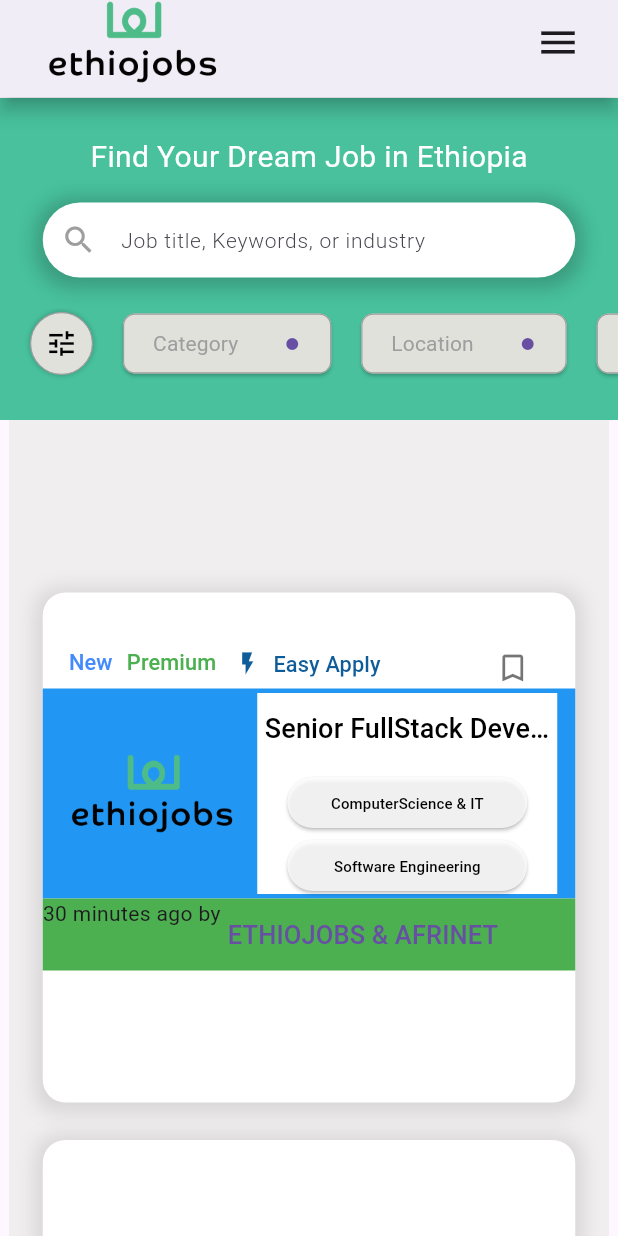
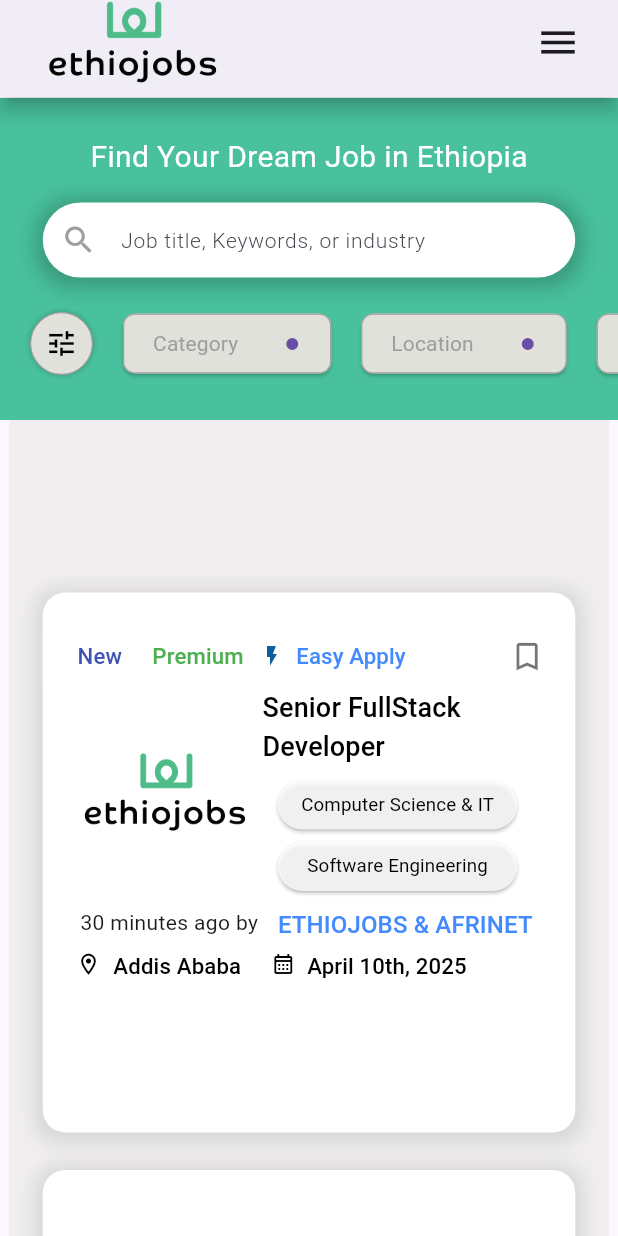
Before and after one commit to YishakAlemu/Ethiojobs, a Flutter app: the screen it shows after launch, on a phone screen of 412 x 824 dp. Run offline on Flutter 3.47's test engine with Material 3 defaults, Android fonts, the phone set to English and light mode, and no system bars.

Commit message:
adding additional icons to the job card

```diff
--- a/lib/home.dart
+++ b/lib/home.dart
@@ -10,6 +10,7 @@
 }
 
 class _HomepageState extends State<Homepage> {
+  // Default text color
 
   @override
   Widget build(BuildContext context) {
@@ -307,7 +308,7 @@
           padding: const EdgeInsets.symmetric(horizontal: 10),
           child: Text(
             'Posted Wit...',
-            style: TextStyle(fontSize: 14, fontWeight: FontWeight.w400, color: Colors.grey),
+            style: TextStyle(overflow: TextOverflow.ellipsis,fontSize: 14, fontWeight: FontWeight.w400, color: Colors.grey),
           ),
         ),
         Icon(Icons.arrow_drop_down, color: Colors.grey), // Dropdown icon
@@ -344,7 +345,8 @@
                 children: [
 
                   Container(
-  height: 340,
+
+  height: 360,
   width: 355,
   margin: EdgeInsets.only(top: 115),
   decoration: BoxDecoration(
@@ -362,12 +364,15 @@
   child: Column(
     children: [
       Container(
+
+        color: Colors.white,
         height: 34, // Height for the button row
         width: 355,
-        margin: EdgeInsets.only(top: 30),
+        margin: EdgeInsets.only(top: 25),
         child: Row(
           mainAxisAlignment: MainAxisAlignment.start, // Start alignment for manual control
           children: [
+            SizedBox(width:6),
             Padding(
               padding: const EdgeInsets.only(left: 8.0, right:0),
 
@@ -381,10 +386,11 @@
         ),
                 child: Text(
                   'New',
-                  style: TextStyle(color: Colors.blueAccent,fontSize: 14.5),
+                  style: TextStyle(color: Colors.indigo,fontSize: 14.8),
                 ),
               ),
             ),
+            SizedBox(width:11),
             Padding(
               padding: const EdgeInsets.only(right: 0.0), // Adjust space for Button 2
               child: TextButton(
@@ -395,31 +401,47 @@
           padding: EdgeInsets.zero, // Remove any padding from the button
           minimumSize: Size(0, 0), // Ensure minimum size is zero to avoid extra space
         ),
-                child: Text('Premium', style: TextStyle(color: Colors.green, fontSize: 14.5,),),
+                child: Text('Premium', style: TextStyle(color: Colors.green, fontSize: 14.8,),),
               ),
             ),
+            SizedBox(width:11),
             Padding(
-              padding: const EdgeInsets.only(right: 0.0), // Adjust space for Button 3
-               child :TextButton.icon(
+  padding: const EdgeInsets.only(right: 0.0),
+  child: TextButton.icon(
     onPressed: () {
-            // Button 1 action
+      // Button action
     },
-          icon: Padding(
-            padding: const EdgeInsets.only(left:0,right: 0.0), // Adjust spacing
-            child: Icon(Icons.flash_on_outlined,size:18,color:const Color.fromARGB(255, 15, 92, 154)), // Using the lightning icon
+    style: TextButton.styleFrom(
+          padding: EdgeInsets.zero, // Remove any padding from the button
+          minimumSize: Size(0, 0), // Ensure minimum size is zero to avoid extra space
         ),
-          label: Text('Easy Apply', style: TextStyle(color: const Color.fromARGB(255, 15, 92, 154), fontSize: 14.5),),
+    icon: Icon(
+      Icons.flash_on_outlined,
+      size: 16,
+      color: const Color.fromARGB(255, 15, 92, 154), // Lightning icon color
+    ),
+    label: Text(
+      'Easy Apply',
+      style: TextStyle(
+        color: Colors.blueAccent,
+        fontSize: 14.8,
       ),
     ),
-            SizedBox(width: 40),
+  ),
+),
+            SizedBox(width: 57),
             TextButton(
   onPressed: () {
 
   },
+  style: TextButton.styleFrom(
+          padding: EdgeInsets.zero, // Remove any padding from the button
+          minimumSize: Size(0, 0), // Ensure minimum size is zero to avoid extra space
+        ),
   child: Icon(
     Icons.bookmark_border, // Use Icons.favorite for filled heart
     color: Colors.black54, // Customize the icon color
-    size: 24.0, // Customize the icon size
+    size: 24.5, // Customize the icon size
   ),
 )
           ],
@@ -427,30 +449,33 @@
       ), //
 
    Container(
-        color: Colors.blue,
-        height:140,
-  padding: EdgeInsets.all(3.0),
-      child:Row(
+    color: Colors.white,
+    height:148,
+    width:320,
+    padding: EdgeInsets.all(4.0),
+    child: Row(
 
 mainAxisAlignment: MainAxisAlignment.start,
        children: [
-        Align(
-      alignment: Alignment(-1.0, 0.0), // Adjust alignment as needed (e.g., Alignment.center, Alignment.topRight, etc.)
+      Container(
+
+        width:120,
+        padding: EdgeInsets.all(0.0),
+        color: Colors.white,
         child: Image.asset(
           'assets/ethiojobs.webp',
-        height: 120,
-        width: 140,
+
         ),
       ),
+
         Container(
           padding: EdgeInsets.all(0),
           color: Colors.white,
-          height: 139,
-              width: 200,
+          height: 140,
+              width: 190,
 
           child: Column(
             children: [
-
                TextButton(
                 onPressed: () {
 
@@ -458,15 +483,18 @@
                 style: TextButton.styleFrom(
 
     padding: EdgeInsets.symmetric(horizontal: 5, vertical: 1), // Adjust padding
-   // Minimum size for the button
+
                 ),
-                child: Text('Senior FullStack Developer\n&Data Engineer', style: TextStyle(overflow: TextOverflow.ellipsis,
-                  color: Colors.black, fontSize: 18,),),
+                child: Text('Senior FullStack Developer', style: TextStyle(
+                  color: Colors.black, fontSize: 18,), overflow: TextOverflow.ellipsis, // Enable ellipsis
+            maxLines: 2,),
               ),
             SizedBox(height: 8.0),
-              SizedBox(
+              Container(
+
+
   width: 160.0, // Set the desired width
-  height: 34.0, // Set the desired height
+  height: 33.0, // Set the desired height
   child: ElevatedButton(
     onPressed: () {
       // Action when button is pressed
@@ -479,15 +507,15 @@
       backgroundColor: const Color.fromARGB(200, 255, 255, 255), // Background color
     ),
     child: Text(
-      'ComputerScience & IT',
-      style: TextStyle(color: Colors.black, fontSize: 10, overflow: TextOverflow.ellipsis), // Text color
+      'Computer Science & IT',
+      style: TextStyle(color: Colors.black, fontSize: 12.5,fontWeight: FontWeight.w400, ), overflow: TextOverflow.ellipsis,maxLines: 1, // Text color
     ),
   ),
 ),
 SizedBox(height: 8.0),
- SizedBox(
+ Container(
   width: 160.0, // Set the desired width
-  height: 34.0, // Set the desired height
+  height: 33.0, // Set the desired height
   child: ElevatedButton(
     onPressed: () {
       // Action when button is pressed
@@ -501,7 +529,7 @@
     ),
     child: Text(
       'Software Engineering',
-      style: TextStyle(color: Colors.black, fontSize: 10,overflow: TextOverflow.ellipsis,), // Text color
+      style: TextStyle(color: Colors.black, fontSize: 12.5,fontWeight: FontWeight.w400,),overflow: TextOverflow.ellipsis,maxLines: 2, // Text color
     ),
   ),
 )
@@ -515,34 +543,103 @@
        ),
 
     Container(
-  padding: EdgeInsets.all(0), // Ensure no padding around the container
-  color: Colors.green,
+  height: 25,
+  width: 338,
+  margin: EdgeInsets.symmetric(horizontal: 22.0),
+  padding: EdgeInsets.all(3), // Ensure no padding around the container
+  color: Colors.white,
   child: Row(
-    mainAxisAlignment: MainAxisAlignment.start, // Align contents to the start (left)
-    crossAxisAlignment: CrossAxisAlignment.start, // Align to the top
     children: [
       // Label
       Text(
         '30 minutes ago by ',
         style: TextStyle(fontSize: 14), // Customize the style as needed
       ),
+      SizedBox(width: 6),
       // Text Button
-      TextButton(
+      Expanded( // Use Expanded to take available space
+        child: TextButton(
           onPressed: () {
             // Action to perform when the button is pressed
           },
           style: TextButton.styleFrom(
-          padding: EdgeInsets.all(1),
+            padding: EdgeInsets.all(0),
             minimumSize: Size(0, 0), // Remove padding from the button
           ),
           child: Text(
             'ETHIOJOBS & AFRINET',
-          style: TextStyle(fontSize: 17),
-        ), // Text displayed on the button
+            style: TextStyle(fontSize: 16, color: Colors.blueAccent),
+            overflow: TextOverflow.ellipsis, // Enable ellipsis
+            maxLines: 1, // Limit to one line
+          ),
+        ),
       ),
     ],
   ),
 ),
+
+
+      Container(
+        height: 25,
+  width: 338,
+  margin: EdgeInsets.symmetric(horizontal: 22.0),
+  padding: EdgeInsets.only(top:6), // Ensure no padding around the container
+  color: Colors.white,
+
+  child: Row(
+    children: [
+         Padding(
+  padding: const EdgeInsets.only(right: 0.0),
+  child: TextButton.icon(
+    onPressed: () {
+      // Button action
+    },
+    style: TextButton.styleFrom(
+          padding: EdgeInsets.zero, // Remove any padding from the button
+          minimumSize: Size(0, 0), // Ensure minimum size is zero to avoid extra space
+        ),
+    icon: Icon(
+      Icons.location_on_outlined,
+      size: 17,
+      color: Colors.black, // Lightning icon color
+    ),
+    label: Text(
+      'Addis Ababa',
+      style: TextStyle(
+        color: Colors.black,
+        fontSize: 14.8,
+      ),
+    ),
+  ),
+),
+SizedBox(width:20),
+Padding(
+  padding: const EdgeInsets.only(right: 0.0),
+  child: TextButton.icon(
+    onPressed: () {
+      // Button action
+    },
+    style: TextButton.styleFrom(
+          padding: EdgeInsets.zero, // Remove any padding from the button
+          minimumSize: Size(0, 0), // Ensure minimum size is zero to avoid extra space
+        ),
+    icon: Icon(
+      Icons.calendar_month_outlined,
+      size: 16,
+      color: Colors.black, // Lightning icon color
+    ),
+    label: Text(
+      'April 10th, 2025',
+      style: TextStyle(
+        color: Colors.black,
+        fontSize: 14.8,
+      ),
+    ),
+  ),
+),
+  ],)
+      )
+
     ],
   ),
 ),
```
Also changed, not shown: 4 other files. Lines whose indentation alone changed are shown as unchanged.
